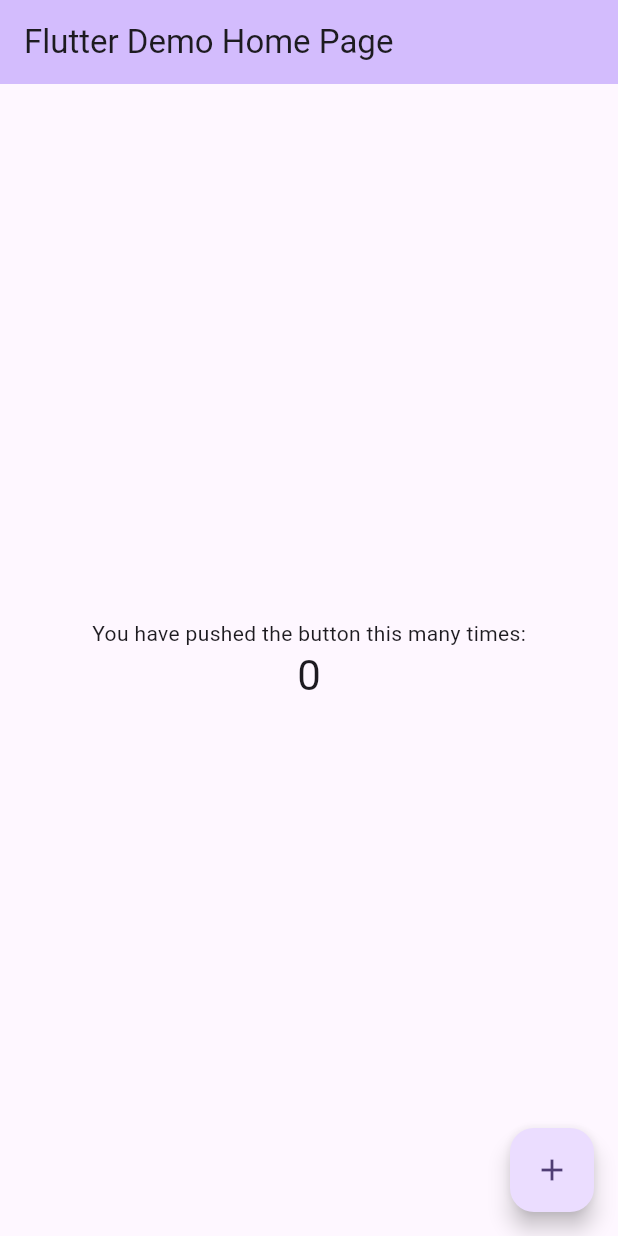
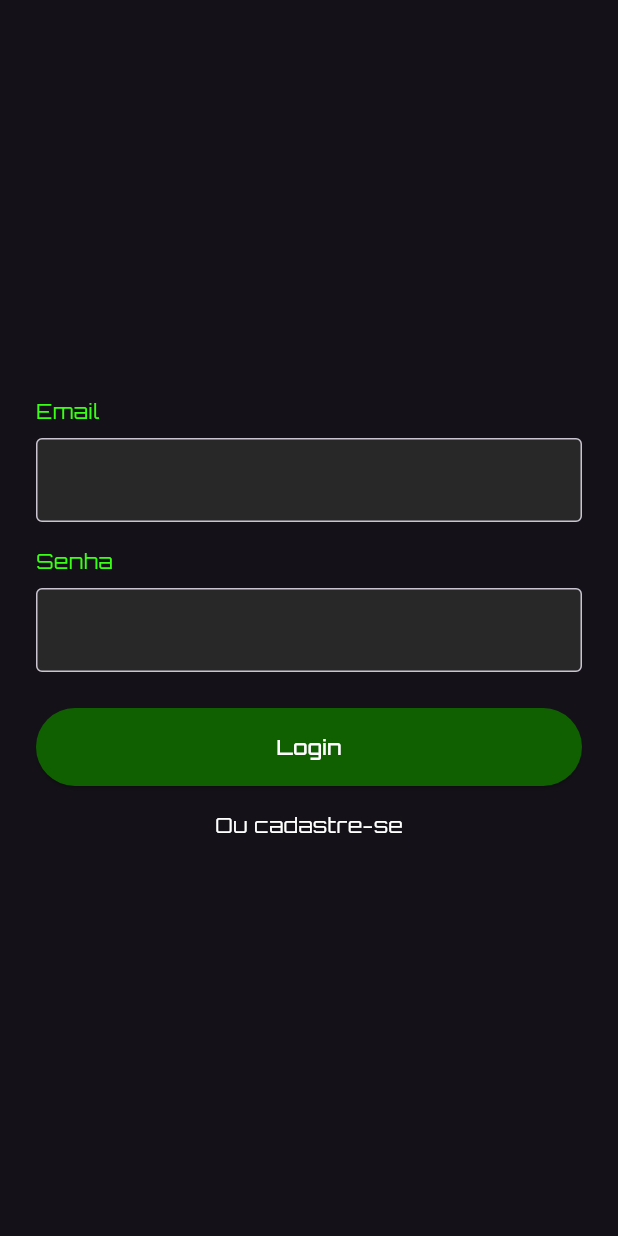
Before and after one commit to gmalisse/ez_tracking, a Flutter app: the screen it shows after launch, on a phone screen of 412 x 824 dp. Run offline on Flutter 3.47's test engine with Material 3 defaults, Android fonts, the phone set to English and light mode, and no system bars.

Commit message:
Começo da tela de login

```diff
--- a/lib/main.dart
+++ b/lib/main.dart
@@ -7,115 +7,82 @@ void main() {
 class MyApp extends StatelessWidget {
   const MyApp({super.key});
 
-  // This widget is the root of your application.
   @override
   Widget build(BuildContext context) {
     return MaterialApp(
-      title: 'Flutter Demo',
-      theme: ThemeData(
-        // This is the theme of your application.
-        //
-        // TRY THIS: Try running your application with "flutter run". You'll see
-        // the application has a purple toolbar. Then, without quitting the app,
-        // try changing the seedColor in the colorScheme below to Colors.green
-        // and then invoke "hot reload" (save your changes or press the "hot
-        // reload" button in a Flutter-supported IDE, or press "r" if you used
-        // the command line to start the app).
-        //
-        // Notice that the counter didn't reset back to zero; the application
-        // state is not lost during the reload. To reset the state, use hot
-        // restart instead.
-        //
-        // This works for code too, not just values: Most code changes can be
-        // tested with just a hot reload.
-        colorScheme: .fromSeed(seedColor: Colors.deepPurple),
-      ),
-      home: const MyHomePage(title: 'Flutter Demo Home Page'),
+      title: 'Login',
+      theme: ThemeData.dark(useMaterial3: true),
+      home: const LoginPage(),
     );
   }
 }
 
-class MyHomePage extends StatefulWidget {
-  const MyHomePage({super.key, required this.title});
-
-  // This widget is the home page of your application. It is stateful, meaning
-  // that it has a State object (defined below) that contains fields that affect
-  // how it looks.
-
-  // This class is the configuration for the state. It holds the values (in this
-  // case the title) provided by the parent (in this case the App widget) and
-  // used by the build method of the State. Fields in a Widget subclass are
-  // always marked "final".
-
-  final String title;
-
-  @override
-  State<MyHomePage> createState() => _MyHomePageState();
-}
-
-class _MyHomePageState extends State<MyHomePage> {
-  int _counter = 0;
-
-  void _incrementCounter() {
-    setState(() {
-      // This call to setState tells the Flutter framework that something has
-      // changed in this State, which causes it to rerun the build method below
-      // so that the display can reflect the updated values. If we changed
-      // _counter without calling setState(), then the build method would not be
-      // called again, and so nothing would appear to happen.
-      _counter++;
-    });
-  }
+class LoginPage extends StatelessWidget {
+  const LoginPage({super.key});
 
   @override
   Widget build(BuildContext context) {
-    // This method is rerun every time setState is called, for instance as done
-    // by the _incrementCounter method above.
-    //
-    // The Flutter framework has been optimized to make rerunning build methods
-    // fast, so that you can just rebuild anything that needs updating rather
-    // than having to individually change instances of widgets.
     return Scaffold(
-      appBar: AppBar(
-        // TRY THIS: Try changing the color here to a specific color (to
-        // Colors.amber, perhaps?) and trigger a hot reload to see the AppBar
-        // change color while the other colors stay the same.
-        backgroundColor: Theme.of(context).colorScheme.inversePrimary,
-        // Here we take the value from the MyHomePage object that was created by
-        // the App.build method, and use it to set our appbar title.
-        title: Text(widget.title),
-      ),
       body: Center(
-        // Center is a layout widget. It takes a single child and positions it
-        // in the middle of the parent.
-        child: Column(
-          // Column is also a layout widget. It takes a list of children and
-          // arranges them vertically. By default, it sizes itself to fit its
-          // children horizontally, and tries to be as tall as its parent.
-          //
-          // Column has various properties to control how it sizes itself and
-          // how it positions its children. Here we use mainAxisAlignment to
-          // center the children vertically; the main axis here is the vertical
-          // axis because Columns are vertical (the cross axis would be
-          // horizontal).
-          //
-          // TRY THIS: Invoke "debug painting" (choose the "Toggle Debug Paint"
-          // action in the IDE, or press "p" in the console), to see the
-          // wireframe for each widget.
-          mainAxisAlignment: .center,
-          children: [
-            const Text('You have pushed the button this many times:'),
-            Text(
-              '$_counter',
-              style: Theme.of(context).textTheme.headlineMedium,
-            ),
-          ],
+        child: Padding(
+          padding: const EdgeInsets.all(24.0),
+          child: Column(
+            mainAxisSize: MainAxisSize.min,
+            children: [
+              // EMAIL
+              const Align(
+                alignment: Alignment.centerLeft,
+                child: Text('Email', style: TextStyle(color: Color.fromRGBO(57, 255, 20, 1), fontFamily: 'Orbitron'), ),
+              ),
+              const SizedBox(height: 8),
+              const TextField(
+                decoration: InputDecoration(
+                  border: OutlineInputBorder(),
+                  fillColor: Color.fromRGBO(40, 40, 40, 1),
+                  filled: true,
+                ),
+              ),
+
+              const SizedBox(height: 16),
+
+              // SENHA
+              const Align(
+                alignment: Alignment.centerLeft,
+                child: Text('Senha', style: TextStyle(color: Color.fromRGBO(57, 255, 20, 1), fontFamily: 'Orbitron'), ),
+
+              ),
+              const SizedBox(height: 8),
+              const TextField(
+                obscureText: true,
+                decoration: InputDecoration(
+                  border: OutlineInputBorder(),
+                  fillColor: Color.fromRGBO(40, 40, 40, 1),
+                  filled: true,
+                ),
+              ),
+
+              const SizedBox(height: 24),
+
+              // BOTÃO
+              SizedBox(
+                width: double.infinity,
+                child: ElevatedButton(
+                  onPressed: () {},
+                  style: ElevatedButton.styleFrom(
+                    backgroundColor: const Color.fromRGBO(16, 96, 2, 1),
+                    padding: const EdgeInsets.symmetric(vertical: 16),
+                  ),
+                  child: const Text('Login', style: TextStyle(color: Color.fromRGBO(255, 255, 255, 1), fontFamily: 'Orbitron'), ),
+                ),
+              ),
+
+              const SizedBox(height: 16),
+
+              // TEXTO FINAL
+              const Text('Ou cadastre-se', style: TextStyle(color: Color.fromRGBO(255, 255, 255, 1), fontFamily: 'Orbitron'), ),
+            ],
+          ),
         ),
-      ),
-      floatingActionButton: FloatingActionButton(
-        onPressed: _incrementCounter,
-        tooltip: 'Increment',
-        child: const Icon(Icons.add),
       ),
     );
   }
```
Also changed, not shown: pubspec.yaml (+4 -6 lines), assets/fonts/Orbitron-Regular.ttf (added).
